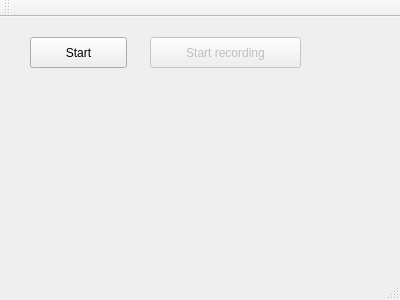
Before: the Qt Designer form LidarLibraryTest/mainwindow.ui in antofik/Robotics, drawn with Qt 5.
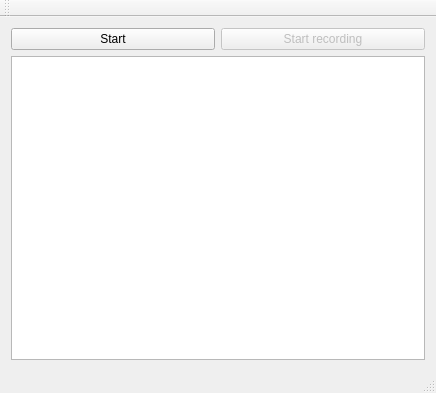
After: the same form once the commit is applied.

The edit to the form file:
```diff
--- a/LidarLibraryTest/mainwindow.ui
+++ b/LidarLibraryTest/mainwindow.ui
@@ -6,43 +6,36 @@
    <rect>
     <x>0</x>
     <y>0</y>
-    <width>400</width>
-    <height>300</height>
+    <width>436</width>
+    <height>393</height>
    </rect>
   </property>
   <property name="windowTitle">
    <string>MainWindow</string>
   </property>
   <widget class="QWidget" name="centralWidget">
+   <layout class="QGridLayout" name="gridLayout">
+    <item row="0" column="0">
    <widget class="QPushButton" name="cmdStart">
-    <property name="geometry">
-     <rect>
-      <x>30</x>
-      <y>20</y>
-      <width>97</width>
-      <height>31</height>
-     </rect>
-    </property>
     <property name="text">
      <string>Start</string>
     </property>
    </widget>
+    </item>
+    <item row="0" column="1">
    <widget class="QPushButton" name="cmdRecord">
     <property name="enabled">
      <bool>false</bool>
     </property>
-    <property name="geometry">
-     <rect>
-      <x>150</x>
-      <y>20</y>
-      <width>151</width>
-      <height>31</height>
-     </rect>
-    </property>
     <property name="text">
      <string>Start recording</string>
     </property>
    </widget>
+    </item>
+    <item row="1" column="0" colspan="2">
+     <widget class="QListWidget" name="listWidget"/>
+    </item>
+   </layout>
   </widget>
   <widget class="QMenuBar" name="menuBar">
    <property name="geometry">
```
Left out of the diff: 6 changed lines with no effect on the pictures. Lines whose indentation alone changed are shown as unchanged.
